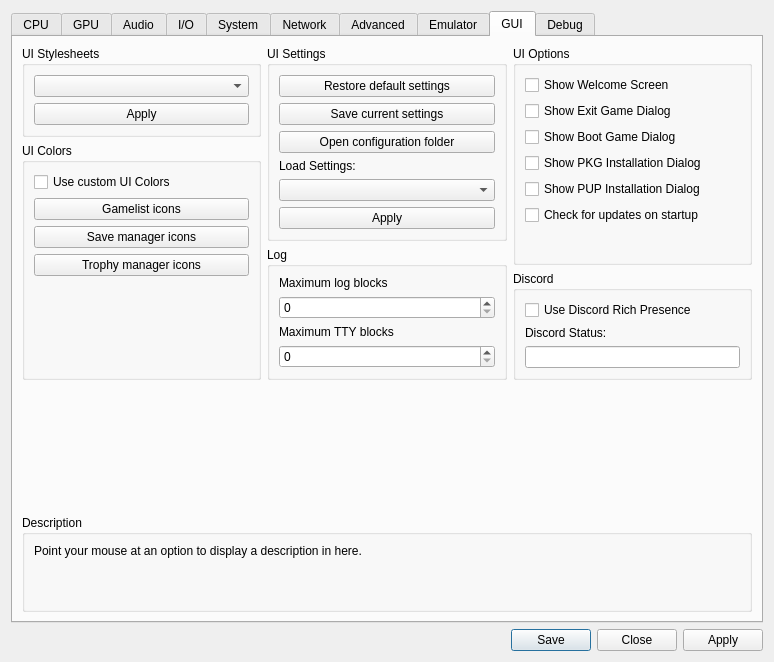
Old version of the form rpcs3/rpcs3qt/settings_dialog.ui in the repository RPCS3/rpcs3.
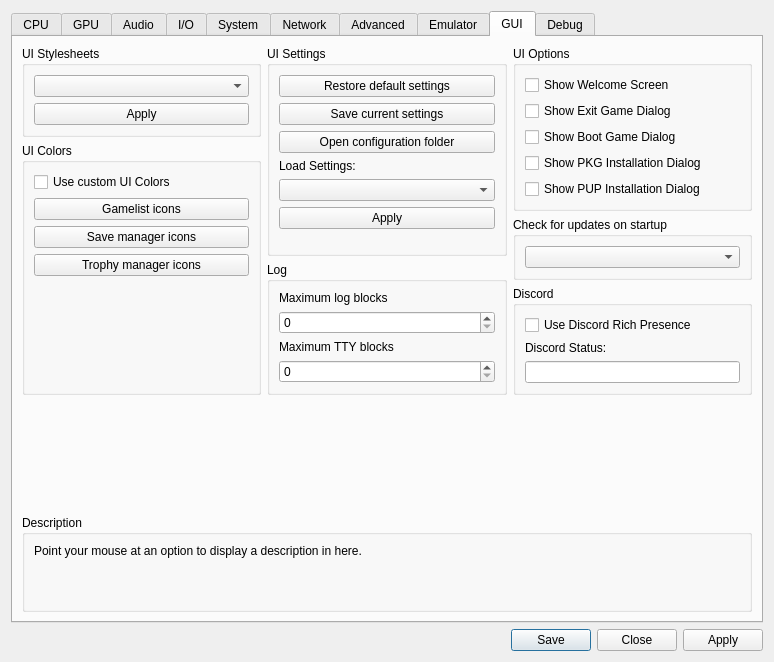
New version of the form. The open tabs and pages were chosen to show the change. Icons and pictures are not drawn.

```diff
--- a/rpcs3/rpcs3qt/settings_dialog.ui
+++ b/rpcs3/rpcs3qt/settings_dialog.ui
@@ -3142,13 +3142,6 @@
                 </property>
                </widget>
               </item>
-              <item>
-               <widget class="QCheckBox" name="cb_check_update_start">
-                <property name="text">
-                 <string>Check for updates on startup</string>
-                </property>
-               </widget>
-              </item>
               <item>
                <spacer name="guiTabSpacerRight">
                 <property name="orientation">
@@ -3168,6 +3161,18 @@
              </layout>
             </widget>
            </item>
+           <item>
+            <widget class="QGroupBox" name="gb_updates">
+             <property name="title">
+              <string>Check for updates on startup</string>
+             </property>
+             <layout class="QVBoxLayout" name="layout_gb_updates">
+              <item>
+               <widget class="QComboBox" name="combo_updates"/>
+              </item>
+             </layout>
+            </widget>
+           </item>
            <item>
             <widget class="QGroupBox" name="gb_discord">
              <property name="title">
```
